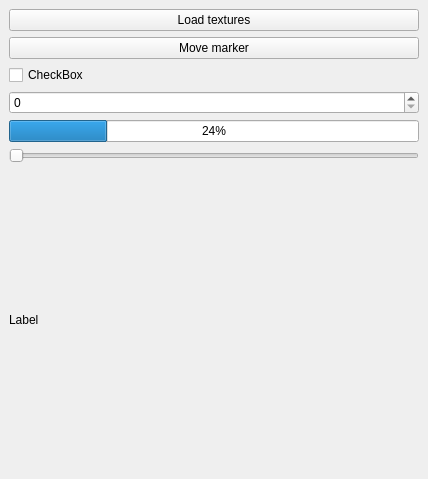
First picture: the form in robotics/SamplePluginPA10/src/SamplePlugin.ui, repository MathiasThor/rovi_final, before the edit.
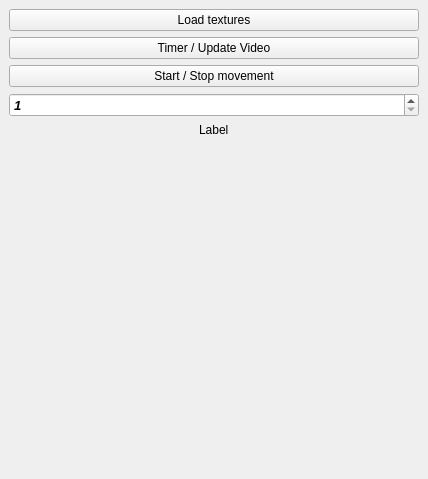
Second picture: the form after the edit.

Diff of the .ui file:
```diff
--- a/robotics/SamplePluginPA10/src/SamplePlugin.ui
+++ b/robotics/SamplePluginPA10/src/SamplePlugin.ui
@@ -27,41 +27,58 @@
       <item>
        <widget class="QPushButton" name="_btn1">
         <property name="text">
-         <string>Move marker</string>
+         <string>Timer / Update Video</string>
         </property>
        </widget>
       </item>
       <item>
-       <widget class="QCheckBox" name="_checkBox">
+       <widget class="QPushButton" name="_startStopMovement">
         <property name="text">
-         <string>CheckBox</string>
+         <string>Start / Stop movement</string>
         </property>
        </widget>
       </item>
       <item>
-       <widget class="QSpinBox" name="_spinBox"/>
-      </item>
-      <item>
-       <widget class="QProgressBar" name="progressBar">
-        <property name="value">
-         <number>24</number>
+       <widget class="QSpinBox" name="_spinBox">
+        <property name="font">
+         <font>
+          <pointsize>10</pointsize>
+          <weight>75</weight>
+          <italic>true</italic>
+          <bold>true</bold>
+         </font>
         </property>
-       </widget>
-      </item>
-      <item>
-       <widget class="QSlider" name="_slider">
-        <property name="orientation">
-         <enum>Qt::Horizontal</enum>
+        <property name="buttonSymbols">
+         <enum>QAbstractSpinBox::UpDownArrows</enum>
         </property>
+        <property name="minimum">
+         <number>1</number>
+        </property>
+        <property name="maximum">
+         <number>4</number>
+        </property>
        </widget>
       </item>
-      <item>
+      <item alignment="Qt::AlignHCenter">
        <widget class="QLabel" name="_label">
         <property name="text">
          <string>Label</string>
         </property>
        </widget>
       </item>
+      <item>
+       <spacer name="verticalSpacer">
+        <property name="orientation">
+         <enum>Qt::Vertical</enum>
+        </property>
+        <property name="sizeHint" stdset="0">
+         <size>
+          <width>20</width>
+          <height>40</height>
+         </size>
+        </property>
+       </spacer>
+      </item>
      </layout>
     </item>
    </layout>
```
